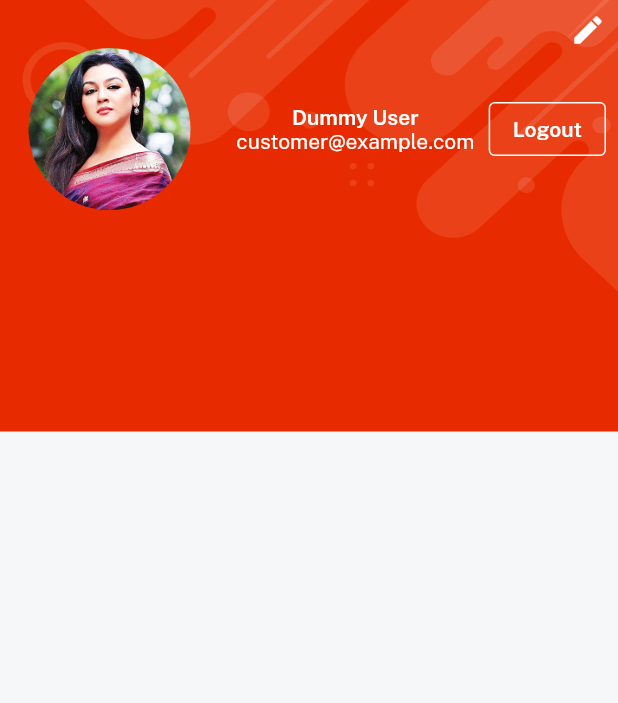
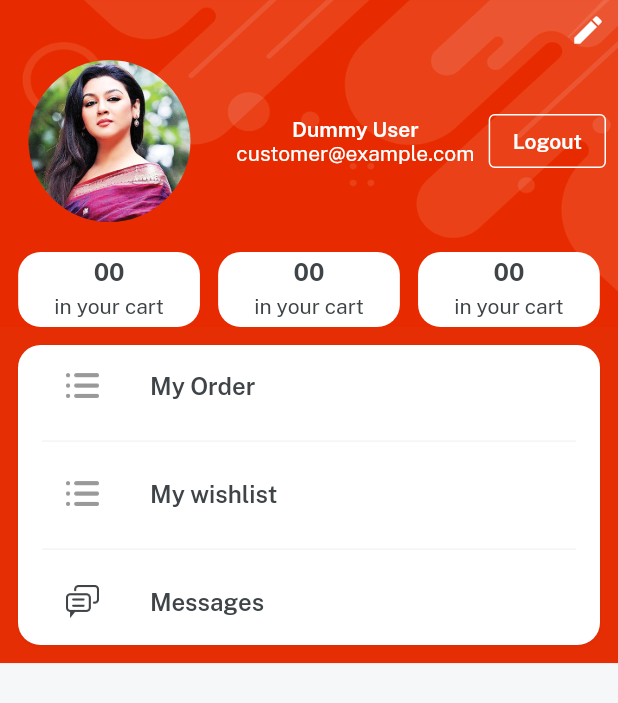
Before and after one commit to Neerajpatelcoder/e_mart, a Flutter app: the ProfileScreen screen opened directly, on a phone screen of 412 x 824 dp. Shown: the top 703 px of the screen. Run offline on Flutter 3.47's test engine with Material 2 defaults, Android fonts, the phone set to English and light mode, and no system bars; our stand-ins replace get, velocity_x.

Commit message:
profilecompleted

```diff
--- a/e_mart/lib/consts/list.dart
+++ b/e_mart/lib/consts/list.dart
@@ -42,3 +42,5 @@ const itemDetailButtonsList = [
   returnpolicy,
   supportPolicy
 ];
+const profileButtonsList = [order, wishlist, messagse];
+const profileButtonsIcon = [icOrder, icOrder, icMessages];
--- a/e_mart/lib/consts/strings.dart
+++ b/e_mart/lib/consts/strings.dart
@@ -63,3 +63,6 @@ const video = "video",
     supportPolicy = "Support Policy",
     productSummary = "Product u may like also",
     logout = "Logout";
+//profile string
+const wishlist = "My wishlist", order = "My Order", messagse = "Messages";
+   // profileButtonsIcon = "ProfileButtonsIcon";
--- a/e_mart/lib/main.dart
+++ b/e_mart/lib/main.dart
@@ -9,7 +9,6 @@ void main() {
 
 class MyApp extends StatelessWidget {
   const MyApp({Key? key}) : super(key: key);
-
   // we are using getx so we have to change this material app into getmaterial app
 
   @override
--- /dev/null
+++ b/e_mart/lib/views/profile_screen/components/details_card.dart
@@ -0,0 +1,18 @@
+import 'package:e_mart/consts/consts.dart';
+
+Widget detailsCard({width, String? count, String? title}) {
+  return Column(
+    children: [
+      "00".text.fontFamily(bold).color(darkFontGrey).size(16).make(),
+      5.heightBox,
+      "in your cart".text.color(darkFontGrey).make(),
+    ],
+  )
+      .box
+      .white
+      .height(50)
+      .rounded
+      .width(width)
+      .padding(const EdgeInsets.all(4))
+      .make();
+}
--- a/e_mart/lib/views/profile_screen/profile_screen.dart
+++ b/e_mart/lib/views/profile_screen/profile_screen.dart
@@ -1,4 +1,6 @@
 import 'package:e_mart/consts/consts.dart';
+import 'package:e_mart/consts/list.dart';
+import 'package:e_mart/views/profile_screen/components/details_card.dart';
 import 'package:e_mart/widgets_common/bg_wideget.dart';
 
 class ProfileScreen extends StatelessWidget {
@@ -9,17 +11,20 @@ class ProfileScreen extends StatelessWidget {
     return bgWidget(
       child: Scaffold(
         body: SafeArea(
-            child: Container(
-          padding: const EdgeInsets.all(8),
             child: Column(
           children: [
             //edit profile button
-              const Align(
+            Padding(
+              padding: const EdgeInsets.all(8.0),
+              child: const Align(
                       alignment: Alignment.topRight,
                       child: Icon(Icons.edit, color: whiteColor))
                   .onTap(() {}),
+            ),
             //user deatils section
-              Row(
+            Padding(
+              padding: const EdgeInsets.symmetric(horizontal: 8),
+              child: Row(
                 children: [
                   Image.asset(imgProfile2, width: 130, fit: BoxFit.cover)
                       .box
@@ -45,8 +50,58 @@ class ProfileScreen extends StatelessWidget {
                   )
                 ],
               ),
+            ),
+            20.heightBox,
+            Row(
+              mainAxisAlignment: MainAxisAlignment.spaceEvenly,
+              children: [
+                detailsCard(
+                    count: "00",
+                    title: "in your cart",
+                    width: context.screenWidth / 3.4),
+                detailsCard(
+                    count: "32",
+                    title: "in your wishlist",
+                    width: context.screenWidth / 3.4),
+                detailsCard(
+                    count: "675",
+                    title: "in your order",
+                    width: context.screenWidth / 3.4)
               ],
             ),
+            //buttons section
+
+            ListView.separated(
+              shrinkWrap: true,
+              separatorBuilder: (context, index) {
+                return const Divider(color: lightGrey);
+              },
+              itemCount: profileButtonsList.length,
+              itemBuilder: (BuildContext context, int index) {
+                return ListTile(
+                  leading: Image.asset(
+                    profileButtonsIcon[index],
+                    width: 22,
+                  ),
+                  title: profileButtonsList[index]
+                      .text
+                      .fontFamily(semibold)
+                      .color(darkFontGrey)
+                      .make(),
+                );
+              },
+            )
+                .box
+                .white
+                .rounded
+                .margin(const EdgeInsets.all(12))
+                .padding(const EdgeInsets.symmetric(horizontal: 16))
+                .shadowSm
+                .make()
+                .box
+                .color(redColor)
+                .make()
+          ],
         )),
       ),
     );
```
Lines whose indentation alone changed are shown as unchanged.
